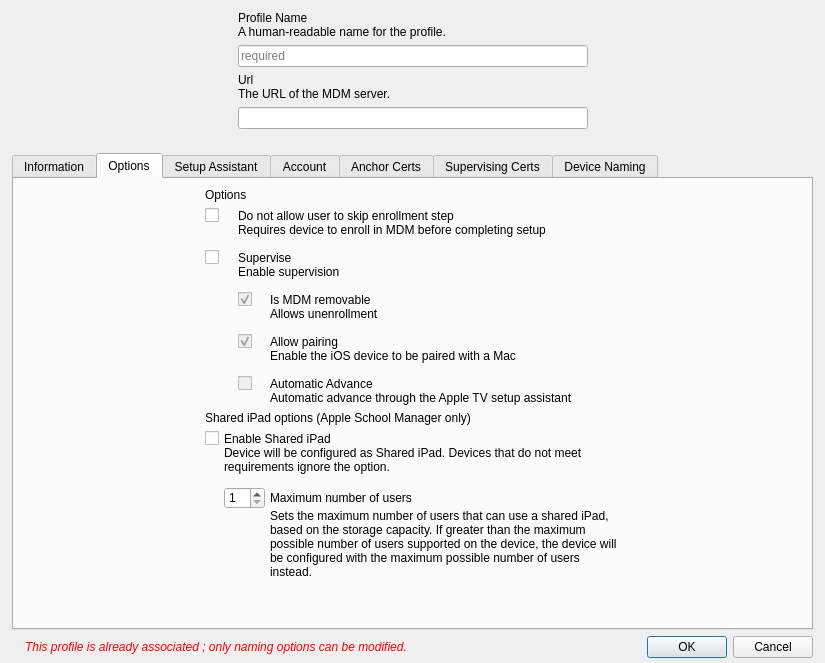
This is FWAdminLib/dep/DepProfileDlg.ui in fw-dev/translations as Qt 5 draws it before an edit. The edited form follows.
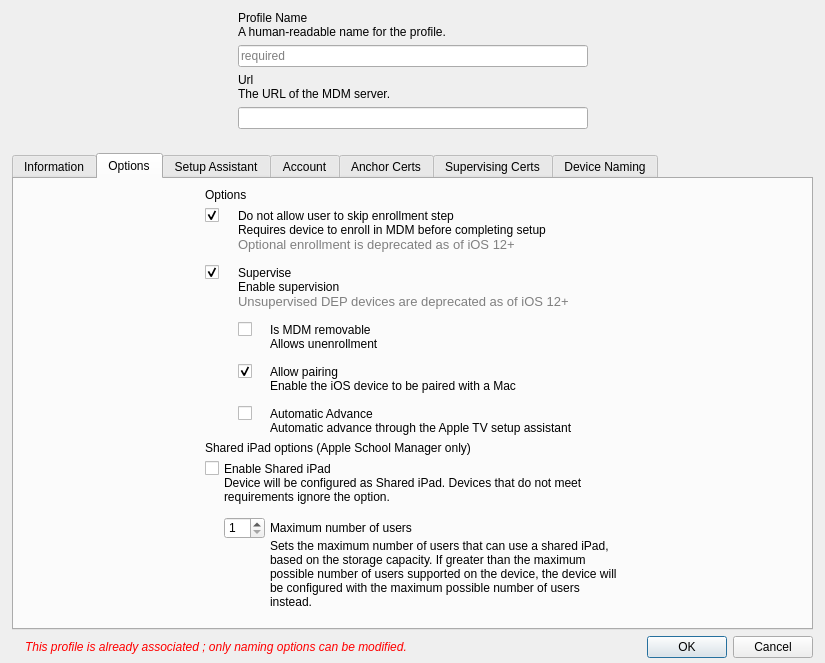
This is the edited form. The open tabs and pages were chosen to show the change. Icons and pictures are not drawn. Custom widgets are drawn as their Qt base class.

Diff of the .ui file:
```diff
--- a/FWAdminLib/dep/DepProfileDlg.ui
+++ b/FWAdminLib/dep/DepProfileDlg.ui
@@ -407,141 +407,6 @@
               <property name="verticalSpacing">
                <number>0</number>
               </property>
-              <item row="13" column="2">
-               <widget class="QLabel" name="buddyPairing">
-                <property name="text">
-                 <string>Allow pairing</string>
-                </property>
-               </widget>
-              </item>
-              <item row="8" column="1">
-               <layout class="QHBoxLayout" name="horizontalLayout_5">
-                <item>
-                 <widget class="QCheckBox" name="removable">
-                  <property name="enabled">
-                   <bool>false</bool>
-                  </property>
-                  <property name="text">
-                   <string/>
-                  </property>
-                  <property name="checked">
-                   <bool>true</bool>
-                  </property>
-                 </widget>
-                </item>
-               </layout>
-              </item>
-              <item row="14" column="2">
-               <widget class="QLabel" name="lTipPairing">
-                <property name="text">
-                 <string>Enable the iOS device to be paired with a Mac</string>
-                </property>
-               </widget>
-              </item>
-              <item row="3" column="1">
-               <spacer name="verticalSpacer_6">
-                <property name="orientation">
-                 <enum>Qt::Vertical</enum>
-                </property>
-                <property name="sizeHint" stdset="0">
-                 <size>
-                  <width>20</width>
-                  <height>13</height>
-                 </size>
-                </property>
-               </spacer>
-              </item>
-              <item row="1" column="1" colspan="2">
-               <widget class="QLabel" name="buddyMandatory">
-                <property name="text">
-                 <string>Do not allow user to skip enrollment step</string>
-                </property>
-               </widget>
-              </item>
-              <item row="8" column="2">
-               <widget class="QLabel" name="buddyRemovable">
-                <property name="text">
-                 <string>Is MDM removable</string>
-                </property>
-               </widget>
-              </item>
-              <item row="12" column="1">
-               <spacer name="verticalSpacer_8">
-                <property name="orientation">
-                 <enum>Qt::Vertical</enum>
-                </property>
-                <property name="sizeHint" stdset="0">
-                 <size>
-                  <width>20</width>
-                  <height>13</height>
-                 </size>
-                </property>
-               </spacer>
-              </item>
-              <item row="6" column="1" colspan="2">
-               <widget class="QLabel" name="lTipSupervised">
-                <property name="text">
-                 <string>Enable supervision</string>
-                </property>
-               </widget>
-              </item>
-              <item row="13" column="1">
-               <layout class="QHBoxLayout" name="horizontalLayout_6">
-                <item>
-                 <widget class="QCheckBox" name="pairing">
-                  <property name="enabled">
-                   <bool>false</bool>
-                  </property>
-                  <property name="text">
-                   <string/>
-                  </property>
-                  <property name="checked">
-                   <bool>true</bool>
-                  </property>
-                 </widget>
-                </item>
-               </layout>
-              </item>
-              <item row="15" column="1">
-               <spacer name="verticalSpacer_13">
-                <property name="orientation">
-                 <enum>Qt::Vertical</enum>
-                </property>
-                <property name="sizeHint" stdset="0">
-                 <size>
-                  <width>20</width>
-                  <height>13</height>
-                 </size>
-                </property>
-               </spacer>
-              </item>
-              <item row="2" column="1" colspan="2">
-               <widget class="QLabel" name="lTipMandatory">
-                <property name="sizePolicy">
-                 <sizepolicy hsizetype="Preferred" vsizetype="Minimum">
-                  <horstretch>0</horstretch>
-                  <verstretch>0</verstretch>
-                 </sizepolicy>
-                </property>
-                <property name="text">
-                 <string>Requires device to enroll in MDM before completing setup</string>
-                </property>
-                <property name="wordWrap">
-                 <bool>true</bool>
-                </property>
-               </widget>
-              </item>
-              <item row="1" column="0">
-               <layout class="QHBoxLayout" name="horizontalLayout_2">
-                <item>
-                 <widget class="QCheckBox" name="mandatory">
-                  <property name="text">
-                   <string/>
-                  </property>
-                 </widget>
-                </item>
-               </layout>
-              </item>
               <item row="4" column="1" colspan="2">
                <widget class="QLabel" name="buddySupervised">
                 <property name="text">
@@ -549,24 +414,6 @@
                 </property>
                </widget>
               </item>
-              <item row="17" column="2">
-               <widget class="QLabel" name="lTipAutomaticAdvance">
-                <property name="text">
-                 <string>Automatic advance through the Apple TV setup assistant</string>
-                </property>
-               </widget>
-              </item>
-              <item row="4" column="0">
-               <layout class="QHBoxLayout" name="horizontalLayout">
-                <item>
-                 <widget class="QCheckBox" name="supervised">
-                  <property name="text">
-                   <string/>
-                  </property>
-                 </widget>
-                </item>
-               </layout>
-              </item>
               <item row="7" column="1">
                <spacer name="verticalSpacer_7">
                 <property name="orientation">
@@ -580,7 +427,297 @@
                 </property>
                </spacer>
               </item>
+              <item row="1" column="1" colspan="2">
+               <widget class="QLabel" name="lTipMandatory">
+                <property name="sizePolicy">
+                 <sizepolicy hsizetype="Preferred" vsizetype="Minimum">
+                  <horstretch>0</horstretch>
+                  <verstretch>0</verstretch>
+                 </sizepolicy>
+                </property>
+                <property name="text">
+                 <string>Requires device to enroll in MDM before completing setup</string>
+                </property>
+                <property name="wordWrap">
+                 <bool>true</bool>
+                </property>
+               </widget>
+              </item>
               <item row="11" column="2">
+               <widget class="QLabel" name="buddyPairing">
+                <property name="text">
+                 <string>Allow pairing</string>
+                </property>
+               </widget>
+              </item>
+              <item row="2" column="1" colspan="2">
+               <widget class="QLabel" name="lTipMandatoryDeprecated">
+                <property name="sizePolicy">
+                 <sizepolicy hsizetype="Preferred" vsizetype="Minimum">
+                  <horstretch>0</horstretch>
+                  <verstretch>0</verstretch>
+                 </sizepolicy>
+                </property>
+                <property name="palette">
+                 <palette>
+                  <active>
+                   <colorrole role="WindowText">
+                    <brush brushstyle="SolidPattern">
+                     <color alpha="255">
+                      <red>128</red>
+                      <green>128</green>
+                      <blue>128</blue>
+                     </color>
+                    </brush>
+                   </colorrole>
+                   <colorrole role="Text">
+                    <brush brushstyle="SolidPattern">
+                     <color alpha="255">
+                      <red>128</red>
+                      <green>128</green>
+                      <blue>128</blue>
+                     </color>
+                    </brush>
+                   </colorrole>
+                   <colorrole role="ButtonText">
+                    <brush brushstyle="SolidPattern">
+                     <color alpha="255">
+                      <red>128</red>
+                      <green>128</green>
+                      <blue>128</blue>
+                     </color>
+                    </brush>
+                   </colorrole>
+                  </active>
+                  <inactive>
+                   <colorrole role="WindowText">
+                    <brush brushstyle="SolidPattern">
+                     <color alpha="255">
+                      <red>128</red>
+                      <green>128</green>
+                      <blue>128</blue>
+                     </color>
+                    </brush>
+                   </colorrole>
+                   <colorrole role="Text">
+                    <brush brushstyle="SolidPattern">
+                     <color alpha="255">
+                      <red>128</red>
+                      <green>128</green>
+                      <blue>128</blue>
+                     </color>
+                    </brush>
+                   </colorrole>
+                   <colorrole role="ButtonText">
+                    <brush brushstyle="SolidPattern">
+                     <color alpha="255">
+                      <red>128</red>
+                      <green>128</green>
+                      <blue>128</blue>
+                     </color>
+                    </brush>
+                   </colorrole>
+                  </inactive>
+                  <disabled>
+                   <colorrole role="WindowText">
+                    <brush brushstyle="SolidPattern">
+                     <color alpha="255">
+                      <red>128</red>
+                      <green>128</green>
+                      <blue>128</blue>
+                     </color>
+                    </brush>
+                   </colorrole>
+                   <colorrole role="Text">
+                    <brush brushstyle="SolidPattern">
+                     <color alpha="255">
+                      <red>128</red>
+                      <green>128</green>
+                      <blue>128</blue>
+                     </color>
+                    </brush>
+                   </colorrole>
+                   <colorrole role="ButtonText">
+                    <brush brushstyle="SolidPattern">
+                     <color alpha="255">
+                      <red>128</red>
+                      <green>128</green>
+                      <blue>128</blue>
+                     </color>
+                    </brush>
+                   </colorrole>
+                  </disabled>
+                 </palette>
+                </property>
+                <property name="font">
+                 <font>
+                  <pointsize>10</pointsize>
+                 </font>
+                </property>
+                <property name="text">
+                 <string>Optional enrollment is deprecated as of iOS 12+</string>
+                </property>
+               </widget>
+              </item>
+              <item row="15" column="2">
+               <widget class="QLabel" name="lTipAutomaticAdvance">
+                <property name="text">
+                 <string>Automatic advance through the Apple TV setup assistant</string>
+                </property>
+               </widget>
+              </item>
+              <item row="6" column="1" colspan="2">
+               <widget class="QLabel" name="lTipSupervisedDeprecated">
+                <property name="palette">
+                 <palette>
+                  <active>
+                   <colorrole role="WindowText">
+                    <brush brushstyle="SolidPattern">
+                     <color alpha="255">
+                      <red>128</red>
+                      <green>128</green>
+                      <blue>128</blue>
+                     </color>
+                    </brush>
+                   </colorrole>
+                   <colorrole role="Text">
+                    <brush brushstyle="SolidPattern">
+                     <color alpha="255">
+                      <red>128</red>
+                      <green>128</green>
+                      <blue>128</blue>
+                     </color>
+                    </brush>
+                   </colorrole>
+                   <colorrole role="ButtonText">
+                    <brush brushstyle="SolidPattern">
+                     <color alpha="255">
+                      <red>128</red>
+                      <green>128</green>
+                      <blue>128</blue>
+                     </color>
+                    </brush>
+                   </colorrole>
+                  </active>
+                  <inactive>
+                   <colorrole role="WindowText">
+                    <brush brushstyle="SolidPattern">
+                     <color alpha="255">
+                      <red>128</red>
+                      <green>128</green>
+                      <blue>128</blue>
+                     </color>
+                    </brush>
+                   </colorrole>
+                   <colorrole role="Text">
+                    <brush brushstyle="SolidPattern">
+                     <color alpha="255">
+                      <red>128</red>
+                      <green>128</green>
+                      <blue>128</blue>
+                     </color>
+                    </brush>
+                   </colorrole>
+                   <colorrole role="ButtonText">
+                    <brush brushstyle="SolidPattern">
+                     <color alpha="255">
+                      <red>128</red>
+                      <green>128</green>
+                      <blue>128</blue>
+                     </color>
+                    </brush>
+                   </colorrole>
+                  </inactive>
+                  <disabled>
+                   <colorrole role="WindowText">
+                    <brush brushstyle="SolidPattern">
+                     <color alpha="255">
+                      <red>128</red>
+                      <green>128</green>
+                      <blue>128</blue>
+                     </color>
+                    </brush>
+                   </colorrole>
+                   <colorrole role="Text">
+                    <brush brushstyle="SolidPattern">
+                     <color alpha="255">
+                      <red>128</red>
+                      <green>128</green>
+                      <blue>128</blue>
+                     </color>
+                    </brush>
+                   </colorrole>
+                   <colorrole role="ButtonText">
+                    <brush brushstyle="SolidPattern">
+                     <color alpha="255">
+                      <red>128</red>
+                      <green>128</green>
+                      <blue>128</blue>
+                     </color>
+                    </brush>
+                   </colorrole>
+                  </disabled>
+                 </palette>
+                </property>
+                <property name="font">
+                 <font>
+                  <pointsize>10</pointsize>
+                 </font>
+                </property>
+                <property name="text">
+                 <string>Unsupervised DEP devices are deprecated as of iOS 12+</string>
+                </property>
+               </widget>
+              </item>
+              <item row="0" column="0">
+               <layout class="QHBoxLayout" name="horizontalLayout_2">
+                <item>
+                 <widget class="QCheckBox" name="mandatory">
+                  <property name="text">
+                   <string/>
+                  </property>
+                  <property name="checked">
+                   <bool>true</bool>
+                  </property>
+                 </widget>
+                </item>
+               </layout>
+              </item>
+              <item row="8" column="2">
+               <widget class="QLabel" name="buddyRemovable">
+                <property name="text">
+                 <string>Is MDM removable</string>
+                </property>
+               </widget>
+              </item>
+              <item row="10" column="1">
+               <spacer name="verticalSpacer_8">
+                <property name="orientation">
+                 <enum>Qt::Vertical</enum>
+                </property>
+                <property name="sizeHint" stdset="0">
+                 <size>
+                  <width>20</width>
+                  <height>13</height>
+                 </size>
+                </property>
+               </spacer>
+              </item>
+              <item row="0" column="1" colspan="2">
+               <widget class="QLabel" name="buddyMandatory">
+                <property name="text">
+                 <string>Do not allow user to skip enrollment step</string>
+                </property>
+               </widget>
+              </item>
+              <item row="12" column="2">
+               <widget class="QLabel" name="lTipPairing">
+                <property name="text">
+                 <string>Enable the iOS device to be paired with a Mac</string>
+                </property>
+               </widget>
+              </item>
+              <item row="9" column="2">
                <widget class="QLabel" name="lTipRemovable">
                 <property name="sizePolicy">
                  <sizepolicy hsizetype="Preferred" vsizetype="Minimum">
@@ -602,20 +739,24 @@
                 </property>
                </widget>
               </item>
-              <item row="16" column="2">
-               <widget class="QLabel" name="buddyAutomaticAdvance">
-                <property name="text">
-                 <string>Automatic Advance</string>
-                </property>
-               </widget>
-              </item>
-              <item row="16" column="1">
+              <item row="14" column="1">
                <layout class="QHBoxLayout" name="horizontalLayout_22">
                 <item>
                  <widget class="QCheckBox" name="automaticAdvance">
-                  <property name="enabled">
+                  <property name="text">
+                   <string/>
+                  </property>
+                  <property name="checked">
                    <bool>false</bool>
                   </property>
+                 </widget>
+                </item>
+               </layout>
+              </item>
+              <item row="8" column="1">
+               <layout class="QHBoxLayout" name="horizontalLayout_5">
+                <item>
+                 <widget class="QCheckBox" name="removable">
                   <property name="text">
                    <string/>
                   </property>
@@ -626,6 +767,70 @@
                 </item>
                </layout>
               </item>
+              <item row="3" column="1">
+               <spacer name="verticalSpacer_6">
+                <property name="orientation">
+                 <enum>Qt::Vertical</enum>
+                </property>
+                <property name="sizeHint" stdset="0">
+                 <size>
+                  <width>20</width>
+                  <height>13</height>
+                 </size>
+                </property>
+               </spacer>
+              </item>
+              <item row="11" column="1">
+               <layout class="QHBoxLayout" name="horizontalLayout_6">
+                <item>
+                 <widget class="QCheckBox" name="pairing">
+                  <property name="text">
+                   <string/>
+                  </property>
+                  <property name="checked">
+                   <bool>true</bool>
+                  </property>
+                 </widget>
+                </item>
+               </layout>
+              </item>
+              <item row="4" column="0">
+               <widget class="QCheckBox" name="supervised">
+                <property name="text">
+                 <string/>
+                </property>
+                <property name="checked">
+                 <bool>true</bool>
+                </property>
+               </widget>
+              </item>
+              <item row="5" column="1" colspan="2">
+               <widget class="QLabel" name="lTipSupervised">
+                <property name="text">
+                 <string>Enable supervision</string>
+                </property>
+               </widget>
+              </item>
+              <item row="13" column="1">
+               <spacer name="verticalSpacer_13">
+                <property name="orientation">
+                 <enum>Qt::Vertical</enum>
+                </property>
+                <property name="sizeHint" stdset="0">
+                 <size>
+                  <width>20</width>
+                  <height>13</height>
+                 </size>
+                </property>
+               </spacer>
+              </item>
+              <item row="14" column="2">
+               <widget class="QLabel" name="buddyAutomaticAdvance">
+                <property name="text">
+                 <string>Automatic Advance</string>
+                </property>
+               </widget>
+              </item>
              </layout>
             </item>
            </layout>
```
